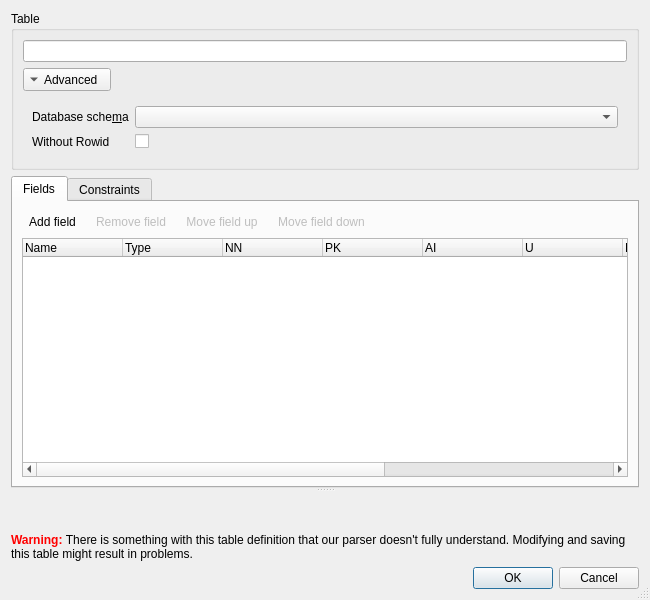
First picture: the form in src/EditTableDialog.ui, repository sqlitebrowser/sqlitebrowser, before the edit.
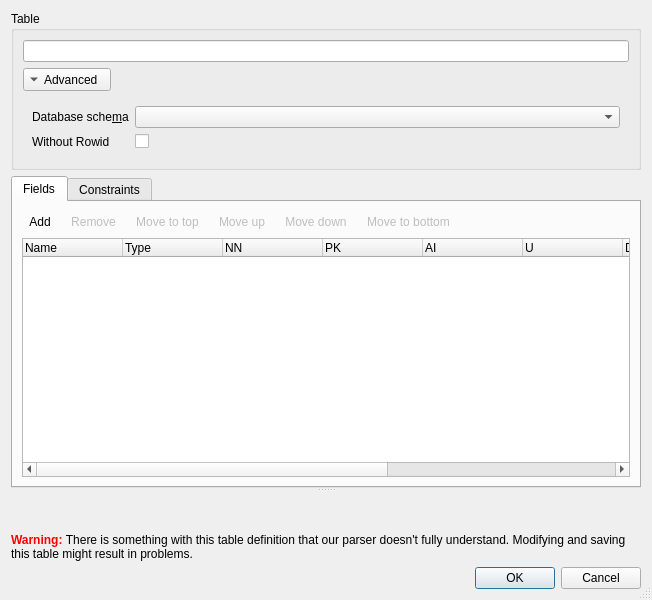
Second picture: the form after the edit. Icons and pictures are not drawn. Custom widgets are drawn as their Qt base class.

Commit message:
Add move field to top/bottom buttons to Edit Table dialog
See issue #1988.

```diff
--- a/src/EditTableDialog.ui
+++ b/src/EditTableDialog.ui
@@ -6,7 +6,7 @@
    <rect>
     <x>0</x>
     <y>0</y>
-    <width>650</width>
+    <width>652</width>
     <height>600</height>
    </rect>
   </property>
@@ -111,7 +111,7 @@
           <item>
            <widget class="QToolButton" name="addFieldButton">
             <property name="text">
-             <string>Add field</string>
+             <string>Add</string>
             </property>
             <property name="icon">
              <iconset resource="icons/icons.qrc">
@@ -131,7 +131,7 @@
              <bool>false</bool>
             </property>
             <property name="text">
-             <string>Remove field</string>
+             <string>Remove</string>
             </property>
             <property name="icon">
              <iconset resource="icons/icons.qrc">
@@ -145,13 +145,36 @@
             </property>
            </widget>
           </item>
+          <item>
+           <widget class="QToolButton" name="buttonMoveTop">
+            <property name="enabled">
+             <bool>false</bool>
+            </property>
+            <property name="text">
+             <string>Move to top</string>
+            </property>
+            <property name="icon">
+             <iconset resource="icons/icons.qrc">
+              <normaloff>:/icons/arrow_top</normaloff>:/icons/arrow_top</iconset>
+            </property>
+            <property name="toolButtonStyle">
+             <enum>Qt::ToolButtonTextBesideIcon</enum>
+            </property>
+            <property name="autoRaise">
+             <bool>true</bool>
+            </property>
+            <property name="arrowType">
+             <enum>Qt::NoArrow</enum>
+            </property>
+           </widget>
+          </item>
           <item>
            <widget class="QToolButton" name="buttonMoveUp">
             <property name="enabled">
              <bool>false</bool>
             </property>
             <property name="text">
-             <string>Move field up</string>
+             <string>Move up</string>
             </property>
             <property name="icon">
              <iconset resource="icons/icons.qrc">
@@ -171,7 +194,7 @@
              <bool>false</bool>
             </property>
             <property name="text">
-             <string>Move field down</string>
+             <string>Move down</string>
             </property>
             <property name="icon">
              <iconset resource="icons/icons.qrc">
@@ -185,6 +208,26 @@
             </property>
            </widget>
           </item>
+          <item>
+           <widget class="QToolButton" name="buttonMoveBottom">
+            <property name="enabled">
+             <bool>false</bool>
+            </property>
+            <property name="text">
+             <string>Move to bottom</string>
+            </property>
+            <property name="icon">
+             <iconset resource="icons/icons.qrc">
+              <normaloff>:/icons/arrow_bottom</normaloff>:/icons/arrow_bottom</iconset>
+            </property>
+            <property name="toolButtonStyle">
+             <enum>Qt::ToolButtonTextBesideIcon</enum>
+            </property>
+            <property name="autoRaise">
+             <bool>true</bool>
+            </property>
+           </widget>
+          </item>
           <item>
            <spacer name="horizontalSpacer">
             <property name="orientation">
@@ -275,7 +318,7 @@
             <string>Check constraint</string>
            </property>
           </column>
-	  <column>
+          <column>
            <property name="text">
             <string>Collation</string>
            </property>
```
Left out of the diff: 64 changed lines with no effect on the pictures. The commit also changes 5 other files.
